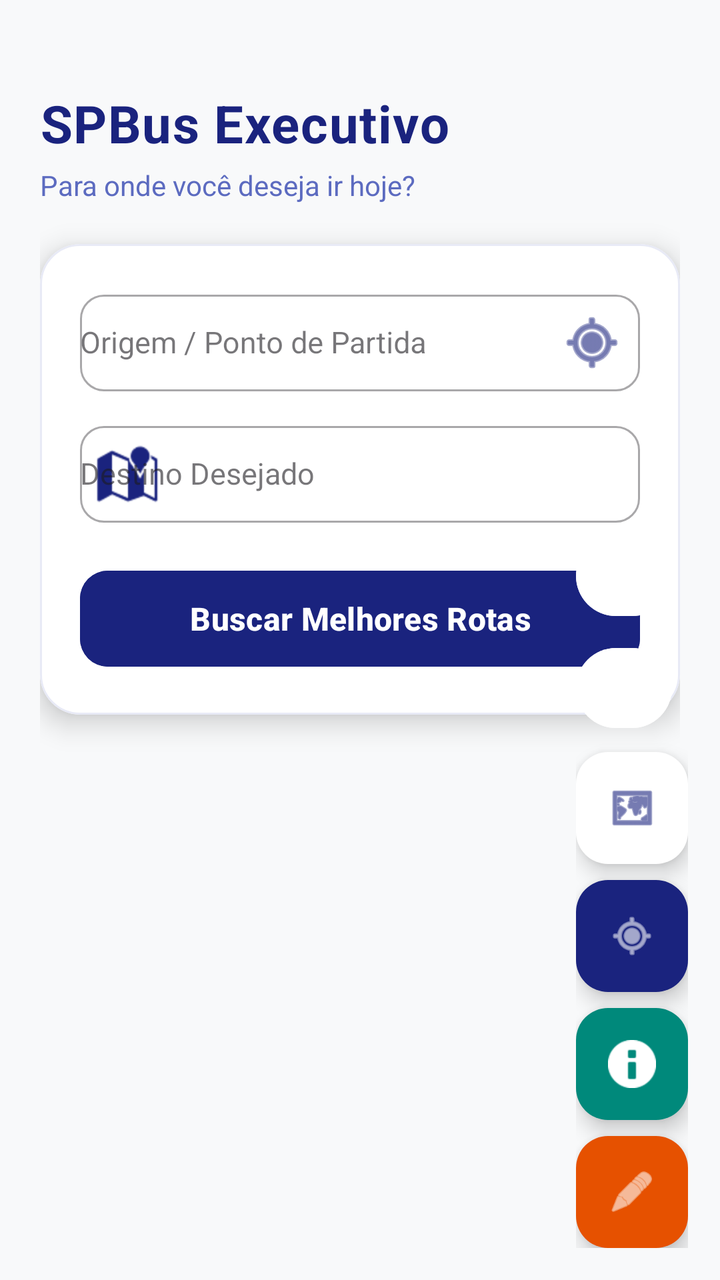
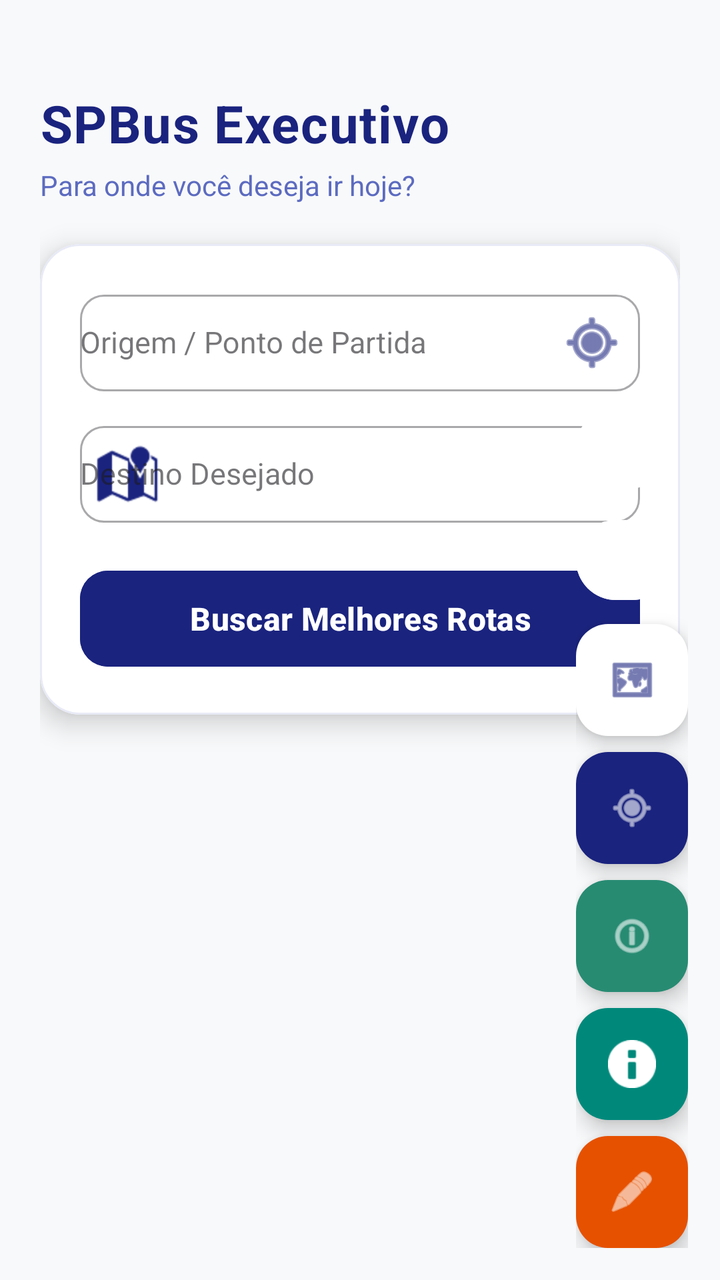

The first picture is an Android layout as it rendered before a commit; the second is the same layout after the commit. The layout source and the unified diff follow.
<!-- AndroidManifest.xml: application theme Theme.SPBus -->
<!-- res/layout/activity_main.xml -->
<?xml version="1.0" encoding="utf-8"?>
<androidx.coordinatorlayout.widget.CoordinatorLayout
    xmlns:android="http://schemas.android.com/apk/res/android"
    xmlns:app="http://schemas.android.com/apk/res-auto"
    android:layout_width="match_parent"
    android:layout_height="match_parent"
    android:background="#F8F9FA">

    
    <org.osmdroid.views.MapView
        android:id="@+id/mapView"
        android:layout_width="match_parent"
        android:layout_height="match_parent"
        android:visibility="gone" />

    
    <androidx.core.widget.NestedScrollView
        android:id="@+id/painelBusca"
        android:layout_width="match_parent"
        android:layout_height="match_parent"
        android:fillViewport="true">

        <LinearLayout
            android:layout_width="match_parent"
            android:layout_height="wrap_content"
            android:orientation="vertical"
            android:padding="20dp">

            
            <LinearLayout
                android:layout_width="match_parent"
                android:layout_height="wrap_content"
                android:orientation="vertical"
                android:layout_marginTop="24dp"
                android:layout_marginBottom="20dp">

                <TextView
                    android:layout_width="wrap_content"
                    android:layout_height="wrap_content"
                    android:text="SPBus Executivo"
                    android:textSize="26sp"
                    android:textStyle="bold"
                    android:textColor="#1A237E"
                    android:letterSpacing="0.02" />

                <TextView
                    android:id="@+id/textoStatus"
                    android:layout_width="match_parent"
                    android:layout_height="wrap_content"
                    android:text="Para onde você deseja ir hoje?"
                    android:textSize="14sp"
                    android:textColor="#5C6BC0"
                    android:layout_marginTop="4dp" />
            </LinearLayout>

            
            <com.google.android.material.card.MaterialCardView
                android:layout_width="match_parent"
                android:layout_height="wrap_content"
                app:cardCornerRadius="20dp"
                app:cardElevation="8dp"
                app:cardBackgroundColor="#FFFFFF"
                app:strokeWidth="1dp"
                app:strokeColor="#E8EAF6">

                <LinearLayout
                    android:layout_width="match_parent"
                    android:layout_height="wrap_content"
                    android:orientation="vertical"
                    android:padding="20dp">

                    
                    <com.google.android.material.textfield.TextInputLayout
                        style="@style/Widget.MaterialComponents.TextInputLayout.OutlinedBox"
                        android:layout_width="match_parent"
                        android:layout_height="wrap_content"
                        android:hint="Origem / Ponto de Partida"
                        app:boxCornerRadiusTopStart="12dp"
                        app:boxCornerRadiusTopEnd="12dp"
                        app:boxCornerRadiusBottomStart="12dp"
                        app:boxCornerRadiusBottomEnd="12dp"
                        app:endIconMode="custom"
                        app:endIconDrawable="@android:drawable/ic_menu_mylocation"
                        app:endIconTint="#1A237E"
                        app:endIconContentDescription="Usar minha localização atual"
                        android:layout_marginBottom="12dp">

                        <AutoCompleteTextView
                            android:id="@+id/campoOrigem"
                            android:layout_width="match_parent"
                            android:layout_height="wrap_content"
                            android:inputType="textPostalAddress"
                            android:textSize="15sp"
                            android:paddingVertical="14dp" />
                    </com.google.android.material.textfield.TextInputLayout>

                    
                    <com.google.android.material.textfield.TextInputLayout
                        style="@style/Widget.MaterialComponents.TextInputLayout.OutlinedBox"
                        android:layout_width="match_parent"
                        android:layout_height="wrap_content"
                        android:hint="Destino Desejado"
                        app:boxCornerRadiusTopStart="12dp"
                        app:boxCornerRadiusTopEnd="12dp"
                        app:boxCornerRadiusBottomStart="12dp"
                        app:boxCornerRadiusBottomEnd="12dp"
                        app:startIconDrawable="@android:drawable/ic_dialog_map"
                        app:startIconTint="#1A237E"
                        android:layout_marginBottom="20dp">

                        <AutoCompleteTextView
                            android:id="@+id/campoDestino"
                            android:layout_width="match_parent"
                            android:layout_height="wrap_content"
                            android:inputType="textPostalAddress"
                            android:textSize="15sp"
                            android:paddingVertical="14dp" />
                    </com.google.android.material.textfield.TextInputLayout>

                    
                    <com.google.android.material.button.MaterialButton
                        android:id="@+id/botaoTracejar"
                        android:layout_width="match_parent"
                        android:layout_height="56dp"
                        android:text="Buscar Melhores Rotas"
                        android:textSize="16sp"
                        android:textStyle="bold"
                        app:cornerRadius="14dp"
                        android:backgroundTint="#1A237E"
                        app:elevation="4dp" />

                </LinearLayout>
            </com.google.android.material.card.MaterialCardView>

            
            <com.google.android.material.card.MaterialCardView
                android:id="@+id/cardFeedbacksRota"
                android:layout_width="match_parent"
                android:layout_height="wrap_content"
                android:layout_marginTop="16dp"
                android:visibility="gone"
                app:cardCornerRadius="16dp"
                app:cardElevation="4dp"
                app:cardBackgroundColor="#E8EAF6">

                <TextView
                    android:id="@+id/textoFeedbacksPassageiros"
                    android:layout_width="match_parent"
                    android:layout_height="wrap_content"
                    android:padding="16dp"
                    android:textColor="#1A237E"
                    android:textSize="13sp" />
            </com.google.android.material.card.MaterialCardView>

            
            <LinearLayout
                android:id="@+id/containerOpcoesRotas"
                android:layout_width="match_parent"
                android:layout_height="wrap_content"
                android:orientation="vertical"
                android:layout_marginTop="16dp" />

        </LinearLayout>
    </androidx.core.widget.NestedScrollView>

    
    <LinearLayout
        android:layout_width="wrap_content"
        android:layout_height="wrap_content"
        android:orientation="vertical"
        android:layout_gravity="bottom|end"
        android:layout_margin="16dp">

        <com.google.android.material.button.MaterialButton
            android:id="@+id/btnZoomIn"
            android:layout_width="48dp"
            android:layout_height="48dp"
            android:text="+"
            android:textSize="20sp"
            app:cornerRadius="24dp"
            android:backgroundTint="#FFFFFF"
            android:textColor="#1A237E"
            app:elevation="6dp"
            android:layout_marginBottom="8dp" />

        <com.google.android.material.button.MaterialButton
            android:id="@+id/btnZoomOut"
            android:layout_width="48dp"
            android:layout_height="48dp"
            android:text="-"
            android:textSize="20sp"
            app:cornerRadius="24dp"
            android:backgroundTint="#FFFFFF"
            android:textColor="#1A237E"
            app:elevation="6dp"
            android:layout_marginBottom="8dp" />

        <com.google.android.material.floatingactionbutton.FloatingActionButton
            android:id="@+id/fabTrocarMapa"
            android:layout_width="wrap_content"
            android:layout_height="wrap_content"
            android:src="@android:drawable/ic_menu_mapmode"
            app:backgroundTint="#FFFFFF"
            app:tint="#1A237E"
            app:fabSize="mini"
            android:layout_marginBottom="8dp" />

        <com.google.android.material.floatingactionbutton.FloatingActionButton
            android:id="@+id/fabLocalizacao"
            android:layout_width="wrap_content"
            android:layout_height="wrap_content"
            android:src="@android:drawable/ic_menu_mylocation"
            app:backgroundTint="#1A237E"
            app:tint="#FFFFFF"
            android:layout_marginBottom="8dp" />

        <com.google.android.material.floatingactionbutton.FloatingActionButton
            android:id="@+id/fabIA"
            android:layout_width="wrap_content"
            android:layout_height="wrap_content"
            android:src="@android:drawable/ic_dialog_info"
            app:backgroundTint="#00897B"
            app:tint="#FFFFFF"
            android:layout_marginBottom="8dp" />

        <com.google.android.material.floatingactionbutton.FloatingActionButton
            android:id="@+id/fabReportar"
            android:layout_width="wrap_content"
            android:layout_height="wrap_content"
            android:src="@android:drawable/ic_menu_edit"
            app:backgroundTint="#E65100"
            app:tint="#FFFFFF" />
    </LinearLayout>

</androidx.coordinatorlayout.widget.CoordinatorLayout>
<!-- resources referenced by this layout -->
<resources>
  <style name="Theme.SPBus" parent="Base.Theme.SPBus" />
  <style name="Base.Theme.SPBus" parent="Theme.Material3.DayNight.NoActionBar">
          
          
      </style>
</resources>

<!-- the commit's change to res/layout/activity_main.xml (unified diff, before → after) -->
@@ -215,6 +215,16 @@
             android:layout_marginBottom="8dp" />
 
         <com.google.android.material.floatingactionbutton.FloatingActionButton
+            android:id="@+id/fabIoT"
+            android:layout_width="wrap_content"
+            android:layout_height="wrap_content"
+            android:src="@android:drawable/ic_menu_info_details"
+            android:contentDescription="Abrir telemetria da frota"
+            app:backgroundTint="#278B72"
+            app:tint="#FFFFFF"
+            android:layout_marginBottom="8dp" />
+
+        <com.google.android.material.floatingactionbutton.FloatingActionButton
             android:id="@+id/fabIA"
             android:layout_width="wrap_content"
             android:layout_height="wrap_content"
